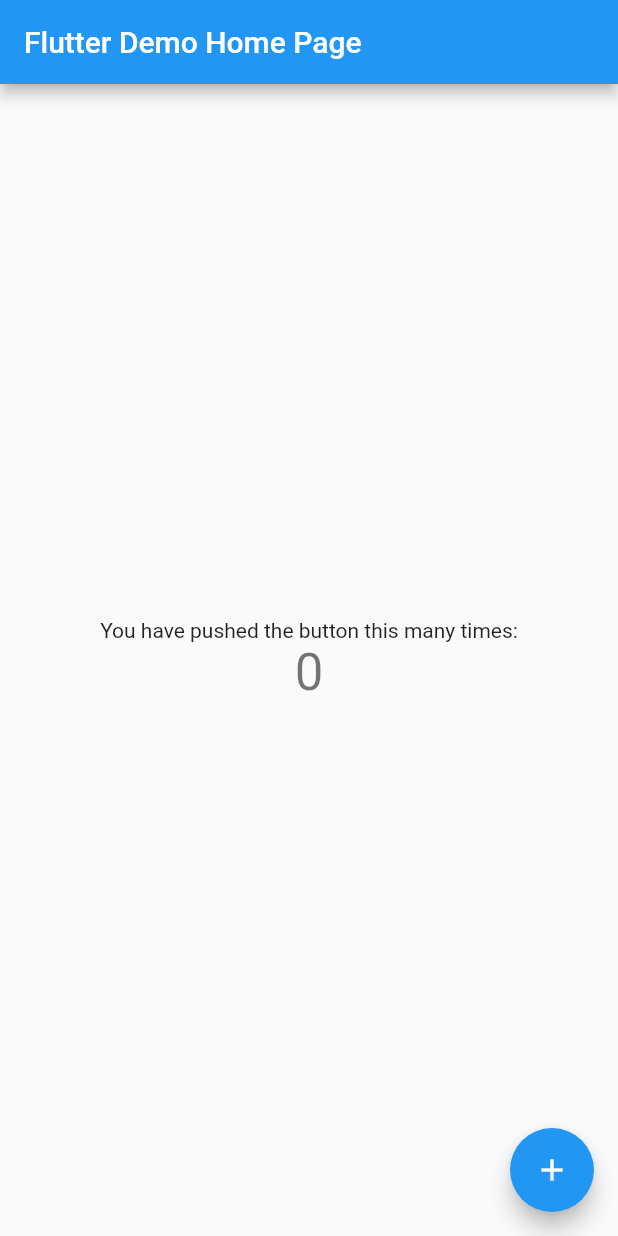
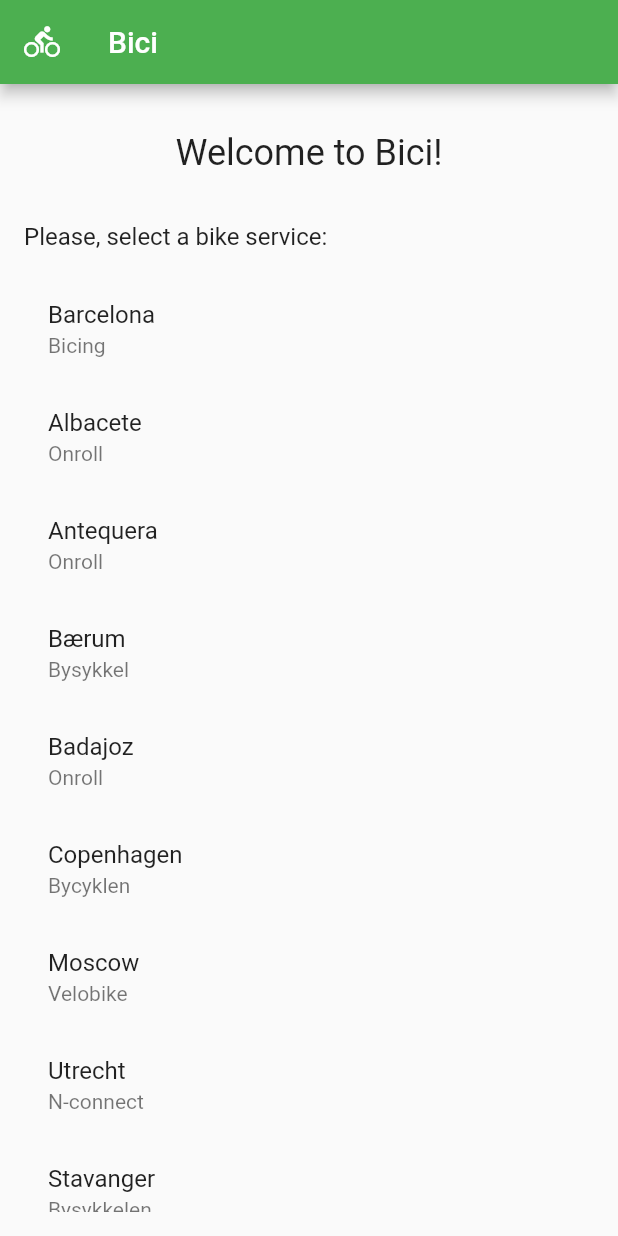
Before and after one commit to StuartApp/flutter-modular-architecture, a Flutter app: the screen it shows after launch, on a phone screen of 412 x 824 dp. Run offline on Flutter 3.47's test engine with Material 2 defaults, Android fonts, the phone set to English and light mode, and no system bars; missing offline and left inert: distance.

Commit message:
Add a minimal UI

```diff
--- /dev/null
+++ b/lib/app.dart
@@ -0,0 +1,23 @@
+import 'package:flutter/material.dart';
+import 'package:flutter_modular_architecture/pages/favorite_stations_page.dart';
+import 'package:flutter_modular_architecture/pages/service_selector_page.dart';
+import 'package:flutter_modular_architecture/pages/service_stations_page.dart';
+
+class MyApp extends StatelessWidget {
+  const MyApp({Key? key}) : super(key: key);
+
+  @override
+  Widget build(BuildContext context) {
+    return MaterialApp(
+      title: 'Bici',
+      theme: ThemeData(
+        primarySwatch: Colors.green,
+      ),
+      home: const ServiceSelectorPage(),
+      routes: {
+        '/stations': (context) => const ServiceStationsPage(),
+        '/stations/favorites': (context) => const FavoriteStationsPage(),
+      },
+    );
+  }
+}
--- a/lib/main.dart
+++ b/lib/main.dart
@@ -1,67 +1,6 @@
 import 'package:flutter/material.dart';
+import 'package:flutter_modular_architecture/app.dart';
 
 void main() {
   runApp(const MyApp());
 }
-
-class MyApp extends StatelessWidget {
-  const MyApp({Key? key}) : super(key: key);
-
-  @override
-  Widget build(BuildContext context) {
-    return MaterialApp(
-      title: 'Flutter Demo',
-      theme: ThemeData(
-        primarySwatch: Colors.blue,
-      ),
-      home: const MyHomePage(title: 'Flutter Demo Home Page'),
-    );
-  }
-}
-
-class MyHomePage extends StatefulWidget {
-  const MyHomePage({Key? key, required this.title}) : super(key: key);
-
-  final String title;
-
-  @override
-  State<MyHomePage> createState() => _MyHomePageState();
-}
-
-class _MyHomePageState extends State<MyHomePage> {
-  int _counter = 0;
-
-  void _incrementCounter() {
-    setState(() {
-      _counter++;
-    });
-  }
-
-  @override
-  Widget build(BuildContext context) {
-    return Scaffold(
-      appBar: AppBar(
-        title: Text(widget.title),
-      ),
-      body: Center(
-        child: Column(
-          mainAxisAlignment: MainAxisAlignment.center,
-          children: <Widget>[
-            const Text(
-              'You have pushed the button this many times:',
-            ),
-            Text(
-              '$_counter',
-              style: Theme.of(context).textTheme.headline4,
-            ),
-          ],
-        ),
-      ),
-      floatingActionButton: FloatingActionButton(
-        onPressed: _incrementCounter,
-        tooltip: 'Increment',
-        child: const Icon(Icons.add),
-      ),
-    );
-  }
-}
--- /dev/null
+++ b/lib/pages/service_selector_page.dart
@@ -0,0 +1,75 @@
+import 'package:flutter/material.dart';
+
+class Service {
+  final String cityName;
+  final String  serviceName;
+
+  const Service({
+    required this.cityName,
+    required this.serviceName,
+  });
+}
+
+const _services = [
+  Service(cityName: 'Barcelona', serviceName: 'Bicing'),
+  Service(cityName: 'Albacete', serviceName: 'Onroll'),
+  Service(cityName: 'Antequera', serviceName: 'Onroll'),
+  Service(cityName: 'Bærum', serviceName: 'Bysykkel'),
+  Service(cityName: 'Badajoz', serviceName: 'Onroll'),
+  Service(cityName: 'Copenhagen', serviceName: 'Bycyklen'),
+  Service(cityName: 'Moscow', serviceName: 'Velobike'),
+  Service(cityName: 'Utrecht', serviceName: 'N-connect'),
+  Service(cityName: 'Stavanger', serviceName: 'Bysykkelen'),
+  Service(cityName: 'San Antonio, TX', serviceName: 'SWell Cycle'),
+  Service(cityName: 'Tampa, FL', serviceName: 'Coast Bike Share'),
+];
+
+class ServiceSelectorPage extends StatelessWidget {
+  const ServiceSelectorPage({Key? key}) : super(key: key);
+
+  @override
+  Widget build(BuildContext context) {
+    return Scaffold(
+      appBar: AppBar(
+        leading: const Icon(Icons.directions_bike),
+        title: const Text('Bici'),
+      ),
+      body: Padding(
+        padding: const EdgeInsets.all(16.0),
+        child: Column(
+          crossAxisAlignment: CrossAxisAlignment.start,
+          children: [
+            const SizedBox(height: 16.0),
+            Center(
+              child: Text(
+                'Welcome to Bici!',
+                style: Theme.of(context).textTheme.headline5,
+              ),
+            ),
+            const SizedBox(height: 32.0),
+            Text(
+              'Please, select a bike service:',
+              style: Theme.of(context).textTheme.titleMedium,
+            ),
+            const SizedBox(height: 16.0),
+            Expanded(
+              child: Material(
+                child: ListView.builder(
+                  itemBuilder: (context, index) {
+                    final service = _services[index];
+                    return ListTile(
+                      title: Text(service.cityName),
+                      subtitle: Text(service.serviceName),
+                      onTap: () => Navigator.pushNamed(context, '/stations'),
+                    );
+                  },
+                  itemCount: _services.length,
+                ),
+              ),
+            ),
+          ],
+        ),
+      ),
+    );
+  }
+}
```
Also changed, not shown: lib/extensions/distance_extension.dart (added, +11 -0 lines), lib/models/station.dart (added, +23 -0 lines), lib/pages/favorite_stations_page.dart (added, +41 -0 lines), lib/pages/service_stations_page.dart (added, +76 -0 lines), lib/widgets/station_list_item.dart (added, +103 -0 lines), pubspec.yaml (+1 -36 lines), pubspec.lock, 3 other files.
